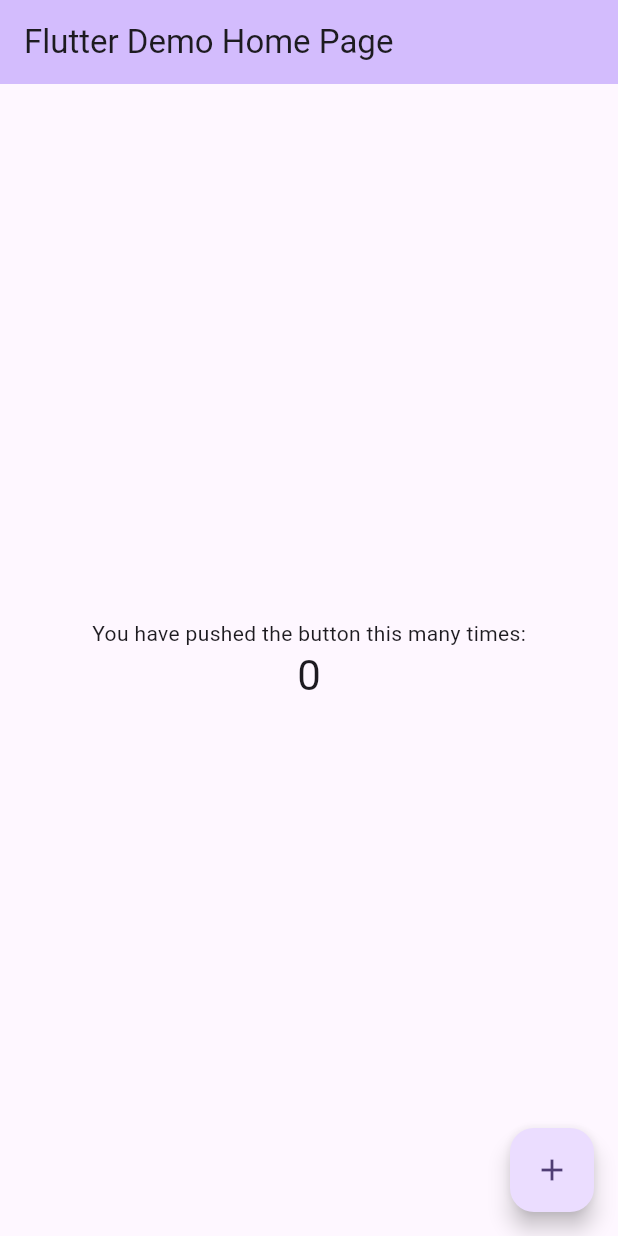
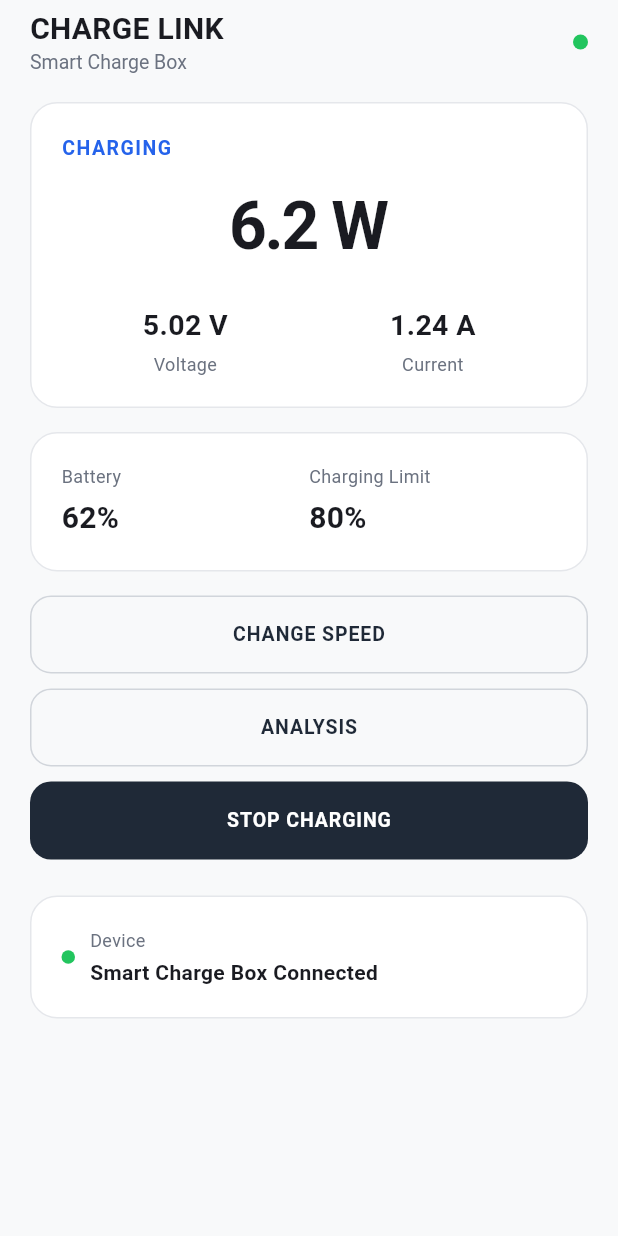
Before and after one commit to sangrechy/collage_project_sem5_ccp_ep_charge_link, a Flutter app: the screen it shows after launch, on a phone screen of 412 x 824 dp. Run offline on Flutter 3.47's test engine with Material 3 defaults, Android fonts, the phone set to English and light mode, and no system bars; Roboto replaces fonts that are missing (sans).

Commit message:
Create initial CHARGE LINK dashboard UI

```diff
--- a/application/lib/main.dart
+++ b/application/lib/main.dart
@@ -1,122 +1,386 @@
 import 'package:flutter/material.dart';
 
 void main() {
-  runApp(const MyApp());
+  runApp(const ChargeLinkApp());
 }
 
-class MyApp extends StatelessWidget {
-  const MyApp({super.key});
+class ChargeLinkApp extends StatelessWidget {
+  const ChargeLinkApp({super.key});
 
-  // This widget is the root of your application.
   @override
   Widget build(BuildContext context) {
     return MaterialApp(
-      title: 'Flutter Demo',
+      debugShowCheckedModeBanner: false,
+      title: 'CHARGE LINK',
       theme: ThemeData(
-        // This is the theme of your application.
-        //
-        // TRY THIS: Try running your application with "flutter run". You'll see
-        // the application has a purple toolbar. Then, without quitting the app,
-        // try changing the seedColor in the colorScheme below to Colors.green
-        // and then invoke "hot reload" (save your changes or press the "hot
-        // reload" button in a Flutter-supported IDE, or press "r" if you used
-        // the command line to start the app).
-        //
-        // Notice that the counter didn't reset back to zero; the application
-        // state is not lost during the reload. To reset the state, use hot
-        // restart instead.
-        //
-        // This works for code too, not just values: Most code changes can be
-        // tested with just a hot reload.
-        colorScheme: .fromSeed(seedColor: Colors.deepPurple),
+        useMaterial3: true,
+        brightness: Brightness.light,
+        scaffoldBackgroundColor: const Color(0xFFF8F9FA),
+        colorScheme: ColorScheme.fromSeed(
+          seedColor: const Color(0xFF2563EB),
+          brightness: Brightness.light,
+        ),
+        fontFamily: 'sans',
       ),
-      home: const MyHomePage(title: 'Flutter Demo Home Page'),
+      home: const DashboardScreen(),
     );
   }
 }
 
-class MyHomePage extends StatefulWidget {
-  const MyHomePage({super.key, required this.title});
-
-  // This widget is the home page of your application. It is stateful, meaning
-  // that it has a State object (defined below) that contains fields that affect
-  // how it looks.
-
-  // This class is the configuration for the state. It holds the values (in this
-  // case the title) provided by the parent (in this case the App widget) and
-  // used by the build method of the State. Fields in a Widget subclass are
-  // always marked "final".
-
-  final String title;
-
-  @override
-  State<MyHomePage> createState() => _MyHomePageState();
-}
-
-class _MyHomePageState extends State<MyHomePage> {
-  int _counter = 0;
-
-  void _incrementCounter() {
-    setState(() {
-      // This call to setState tells the Flutter framework that something has
-      // changed in this State, which causes it to rerun the build method below
-      // so that the display can reflect the updated values. If we changed
-      // _counter without calling setState(), then the build method would not be
-      // called again, and so nothing would appear to happen.
-      _counter++;
-    });
-  }
+class DashboardScreen extends StatelessWidget {
+  const DashboardScreen({super.key});
 
   @override
   Widget build(BuildContext context) {
-    // This method is rerun every time setState is called, for instance as done
-    // by the _incrementCounter method above.
-    //
-    // The Flutter framework has been optimized to make rerunning build methods
-    // fast, so that you can just rebuild anything that needs updating rather
-    // than having to individually change instances of widgets.
     return Scaffold(
       appBar: AppBar(
-        // TRY THIS: Try changing the color here to a specific color (to
-        // Colors.amber, perhaps?) and trigger a hot reload to see the AppBar
-        // change color while the other colors stay the same.
-        backgroundColor: Theme.of(context).colorScheme.inversePrimary,
-        // Here we take the value from the MyHomePage object that was created by
-        // the App.build method, and use it to set our appbar title.
-        title: Text(widget.title),
-      ),
-      body: Center(
-        // Center is a layout widget. It takes a single child and positions it
-        // in the middle of the parent.
-        child: Column(
-          // Column is also a layout widget. It takes a list of children and
-          // arranges them vertically. By default, it sizes itself to fit its
-          // children horizontally, and tries to be as tall as its parent.
-          //
-          // Column has various properties to control how it sizes itself and
-          // how it positions its children. Here we use mainAxisAlignment to
-          // center the children vertically; the main axis here is the vertical
-          // axis because Columns are vertical (the cross axis would be
-          // horizontal).
-          //
-          // TRY THIS: Invoke "debug painting" (choose the "Toggle Debug Paint"
-          // action in the IDE, or press "p" in the console), to see the
-          // wireframe for each widget.
-          mainAxisAlignment: .center,
+        backgroundColor: Colors.transparent,
+        elevation: 0,
+        titleSpacing: 20,
+        title: const Column(
+          crossAxisAlignment: CrossAxisAlignment.start,
           children: [
-            const Text('You have pushed the button this many times:'),
             Text(
-              '$_counter',
-              style: Theme.of(context).textTheme.headlineMedium,
+              'CHARGE LINK',
+              style: TextStyle(
+                fontSize: 20,
+                fontWeight: FontWeight.w700,
+                letterSpacing: 0.2,
+              ),
+            ),
+            SizedBox(height: 2),
+            Text(
+              'Smart Charge Box',
+              style: TextStyle(
+                fontSize: 13,
+                fontWeight: FontWeight.w400,
+                color: Color(0xFF6B7280),
+              ),
             ),
           ],
         ),
+        actions: [
+          Padding(
+            padding: const EdgeInsets.only(right: 20),
+            child: Container(
+              width: 10,
+              height: 10,
+              decoration: const BoxDecoration(
+                color: Color(0xFF22C55E),
+                shape: BoxShape.circle,
+              ),
+            ),
+          ),
+        ],
       ),
-      floatingActionButton: FloatingActionButton(
-        onPressed: _incrementCounter,
-        tooltip: 'Increment',
-        child: const Icon(Icons.add),
+      body: SafeArea(
+        child: SingleChildScrollView(
+          padding: const EdgeInsets.fromLTRB(20, 12, 20, 28),
+          child: Column(
+            crossAxisAlignment: CrossAxisAlignment.stretch,
+            children: [
+              _statusCard(),
+              const SizedBox(height: 16),
+              _batteryCard(),
+              const SizedBox(height: 16),
+              _actionButton(
+                label: 'CHANGE SPEED',
+                onPressed: () => _showChangeSpeed(context),
+                outlined: true,
+              ),
+              const SizedBox(height: 10),
+              _actionButton(
+                label: 'ANALYSIS',
+                onPressed: () {},
+                outlined: true,
+              ),
+              const SizedBox(height: 10),
+              _actionButton(
+                label: 'STOP CHARGING',
+                onPressed: () {},
+                outlined: false,
+              ),
+              const SizedBox(height: 24),
+              _deviceCard(),
+            ],
+          ),
+        ),
       ),
     );
   }
+
+  Widget _statusCard() {
+    return _card(
+      child: Column(
+        crossAxisAlignment: CrossAxisAlignment.start,
+        children: [
+          const Text(
+            'CHARGING',
+            style: TextStyle(
+              fontSize: 13,
+              fontWeight: FontWeight.w700,
+              letterSpacing: 1.0,
+              color: Color(0xFF2563EB),
+            ),
+          ),
+          const SizedBox(height: 12),
+          const Center(
+            child: Text(
+              '6.2 W',
+              style: TextStyle(
+                fontSize: 44,
+                fontWeight: FontWeight.w700,
+                letterSpacing: -1.5,
+              ),
+            ),
+          ),
+          const SizedBox(height: 20),
+          Row(
+            children: const [
+              Expanded(
+                child: _Measurement(
+                  value: '5.02 V',
+                  label: 'Voltage',
+                ),
+              ),
+              Expanded(
+                child: _Measurement(
+                  value: '1.24 A',
+                  label: 'Current',
+                ),
+              ),
+            ],
+          ),
+        ],
+      ),
+    );
+  }
+
+  Widget _batteryCard() {
+    return _card(
+      child: Column(
+        children: [
+          Row(
+            children: const [
+              Expanded(
+                child: _InfoValue(
+                  title: 'Battery',
+                  value: '62%',
+                ),
+              ),
+              Expanded(
+                child: _InfoValue(
+                  title: 'Charging Limit',
+                  value: '80%',
+                ),
+              ),
+            ],
+          ),
+        ],
+      ),
+    );
+  }
+
+  Widget _deviceCard() {
+    return _card(
+      child: Row(
+        children: [
+          Container(
+            width: 9,
+            height: 9,
+            decoration: const BoxDecoration(
+              color: Color(0xFF22C55E),
+              shape: BoxShape.circle,
+            ),
+          ),
+          const SizedBox(width: 10),
+          const Expanded(
+            child: Column(
+              crossAxisAlignment: CrossAxisAlignment.start,
+              children: [
+                Text(
+                  'Device',
+                  style: TextStyle(
+                    fontSize: 12,
+                    color: Color(0xFF6B7280),
+                  ),
+                ),
+                SizedBox(height: 3),
+                Text(
+                  'Smart Charge Box Connected',
+                  style: TextStyle(
+                    fontSize: 14,
+                    fontWeight: FontWeight.w600,
+                  ),
+                ),
+              ],
+            ),
+          ),
+        ],
+      ),
+    );
+  }
+
+  Widget _actionButton({
+    required String label,
+    required VoidCallback onPressed,
+    required bool outlined,
+  }) {
+    return SizedBox(
+      height: 52,
+      child: outlined
+          ? OutlinedButton(
+        onPressed: onPressed,
+        style: OutlinedButton.styleFrom(
+          foregroundColor: const Color(0xFF1F2937),
+          side: const BorderSide(
+            color: Color(0xFFD1D5DB),
+          ),
+          shape: RoundedRectangleBorder(
+            borderRadius: BorderRadius.circular(14),
+          ),
+        ),
+        child: Text(
+          label,
+          style: const TextStyle(
+            fontSize: 13,
+            fontWeight: FontWeight.w700,
+            letterSpacing: 0.6,
+          ),
+        ),
+      )
+          : FilledButton(
+        onPressed: onPressed,
+        style: FilledButton.styleFrom(
+          backgroundColor: const Color(0xFF1F2937),
+          foregroundColor: Colors.white,
+          shape: RoundedRectangleBorder(
+            borderRadius: BorderRadius.circular(14),
+          ),
+        ),
+        child: Text(
+          label,
+          style: const TextStyle(
+            fontSize: 13,
+            fontWeight: FontWeight.w700,
+            letterSpacing: 0.6,
+          ),
+        ),
+      ),
+    );
+  }
+
+  Widget _card({required Widget child}) {
+    return Container(
+      padding: const EdgeInsets.all(20),
+      decoration: BoxDecoration(
+        color: Colors.white,
+        borderRadius: BorderRadius.circular(18),
+        border: Border.all(
+          color: const Color(0xFFE5E7EB),
+        ),
+      ),
+      child: child,
+    );
+  }
+
+  void _showChangeSpeed(BuildContext context) {
+    showModalBottomSheet<void>(
+      context: context,
+      backgroundColor: Colors.white,
+      showDragHandle: true,
+      shape: const RoundedRectangleBorder(
+        borderRadius: BorderRadius.vertical(
+          top: Radius.circular(24),
+        ),
+      ),
+      builder: (context) {
+        return const SafeArea(
+          child: SizedBox(
+            height: 220,
+            child: Padding(
+              padding: EdgeInsets.fromLTRB(24, 8, 24, 24),
+              child: Align(
+                alignment: Alignment.topLeft,
+                child: Text(
+                  'Change Speed',
+                  style: TextStyle(
+                    fontSize: 20,
+                    fontWeight: FontWeight.w700,
+                  ),
+                ),
+              ),
+            ),
+          ),
+        );
+      },
+    );
+  }
 }
+
+class _Measurement extends StatelessWidget {
+  final String value;
+  final String label;
+
+  const _Measurement({
+    required this.value,
+    required this.label,
+  });
+
+  @override
+  Widget build(BuildContext context) {
+    return Column(
+      children: [
+        Text(
+          value,
+          style: const TextStyle(
+            fontSize: 19,
+            fontWeight: FontWeight.w700,
+          ),
+        ),
+        const SizedBox(height: 4),
+        Text(
+          label,
+          style: const TextStyle(
+            fontSize: 12,
+            color: Color(0xFF6B7280),
+          ),
+        ),
+      ],
+    );
+  }
+}
+
+class _InfoValue extends StatelessWidget {
+  final String title;
+  final String value;
+
+  const _InfoValue({
+    required this.title,
+    required this.value,
+  });
+
+  @override
+  Widget build(BuildContext context) {
+    return Column(
+      crossAxisAlignment: CrossAxisAlignment.start,
+      children: [
+        Text(
+          title,
+          style: const TextStyle(
+            fontSize: 12,
+            color: Color(0xFF6B7280),
+          ),
+        ),
+        const SizedBox(height: 5),
+        Text(
+          value,
+          style: const TextStyle(
+            fontSize: 20,
+            fontWeight: FontWeight.w700,
+          ),
+        ),
+      ],
+    );
+  }
+}
```
Also changed, not shown: 1 other file.
